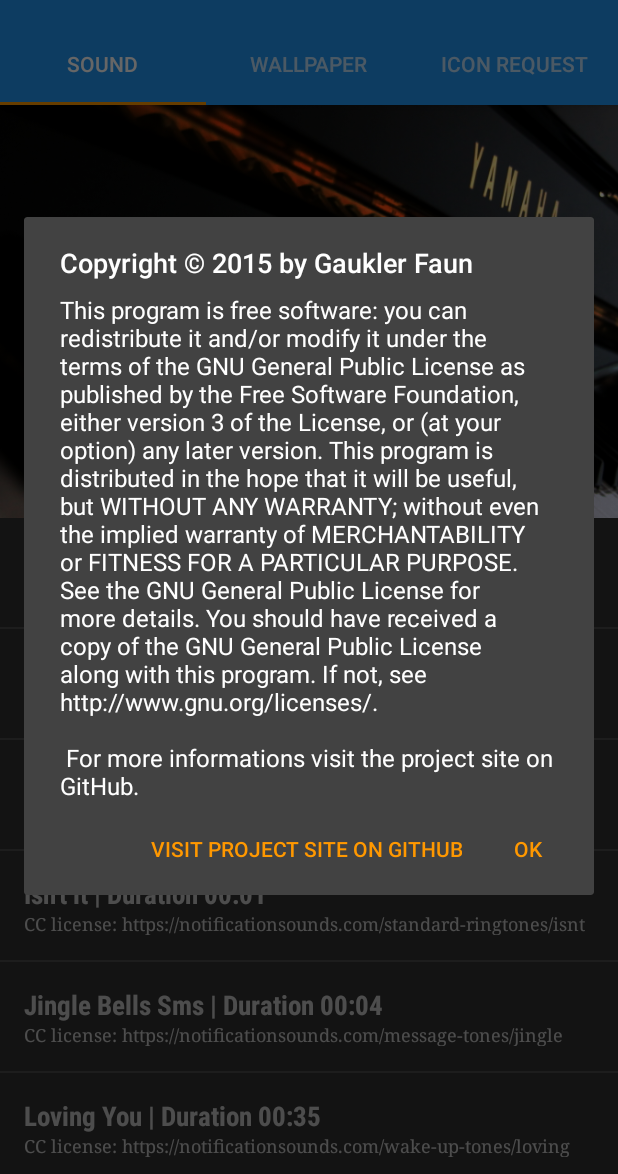
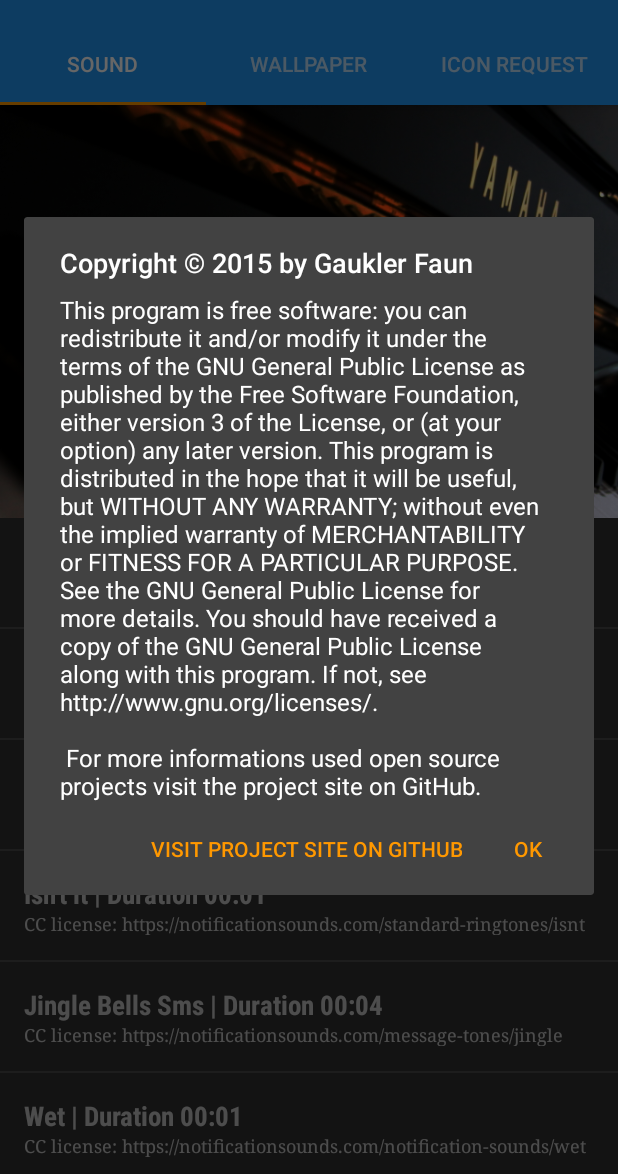
Before and after one commit to ejtejada/Blue-Minimal, an Android app: the screen it shows after launch (Screen_Main), in the options menu, after a tap on "License", on a phone screen of 412 x 824 dp, the part 62-1236 px from its top. Run offline under Robolectric (Android 15) with nearby library versions, the phone set to English and light mode, and no system bars.

Commit message:
added help dialogs, new sounds

```diff
--- a/theme/src/main/java/de/baumann/thema/FragmentSound.java
+++ b/theme/src/main/java/de/baumann/thema/FragmentSound.java
@@ -11,14 +11,27 @@ import android.os.Environment;
 import android.provider.Settings;
 import android.support.design.widget.Snackbar;
 import android.support.v4.app.Fragment;
+import android.text.Html;
+import android.text.SpannableString;
+import android.text.util.Linkify;
+import android.util.Log;
 import android.view.LayoutInflater;
 import android.view.Menu;
+import android.view.MenuItem;
 import android.view.View;
 import android.view.ViewGroup;
 import android.widget.AdapterView;
 import android.widget.ListView;
 
 import java.io.File;
+import java.io.FileInputStream;
+import java.io.FileOutputStream;
+import java.io.FilterInputStream;
+import java.io.InputStream;
+import java.io.OutputStream;
+import java.util.Timer;
+import java.util.TimerTask;
+
 import de.baumann.thema.helpers.CustomListAdapter;
 
 
@@ -53,40 +66,42 @@ public class FragmentSound extends Fragment {
         }
 
         final String[] itemTITLE ={
-                "What friends are for" + " | " + getString(R.string.duration) + " 00:05",
-                "Ouverture - Hymne" + " | " + getString(R.string.duration) + " 01:49",
+                "Ouverture - Hymne" + " (Steven Testelin)" + " | " + getString(R.string.duration) + " 01:49",
                 "Canon and Gigue in D major" + " | " + getString(R.string.duration) + "  00:45",
+                "Epic" + " (Alexey Anisimov)" + " | " + getString(R.string.duration) + "  01:53",
                 "Isn't it" + " | " + getString(R.string.duration) + " 00:01",
                 "Jingle Bells Sms" + " | " + getString(R.string.duration) + " 00:04",
-                "Loving You" + " | " + getString(R.string.duration) + " 00:35",
-                "Good Morning" + " | " + getString(R.string.duration) + " 00:07",
-                "Oringz w442" + " | " + getString(R.string.duration) + "  00:08",
+                "Wet" + " | " + getString(R.string.duration) + " 00:01",
         };
 
         final String[] itemURL ={
-                Environment.getExternalStorageDirectory()  + "/Android/data/de.baumann.thema/what_friends_are_for.mp3",
                 Environment.getExternalStorageDirectory()  + "/Android/data/de.baumann.thema/hymne.mp3",
                 Environment.getExternalStorageDirectory()  + "/Android/data/de.baumann.thema/canon.mp3",
+                Environment.getExternalStorageDirectory()  + "/Android/data/de.baumann.thema/epic.mp3",
                 Environment.getExternalStorageDirectory()  + "/Android/data/de.baumann.thema/isnt_it.mp3",
                 Environment.getExternalStorageDirectory()  + "/Android/data/de.baumann.thema/jingle_bells_sms.mp3",
-                Environment.getExternalStorageDirectory()  + "/Android/data/de.baumann.thema/loving_you.mp3",
-                Environment.getExternalStorageDirectory()  + "/Android/data/de.baumann.thema/good_morning.mp3",
-                Environment.getExternalStorageDirectory()  + "/Android/data/de.baumann.thema/oringz_w442.mp3",
+                Environment.getExternalStorageDirectory()  + "/Android/data/de.baumann.thema/wet.mp3",
         };
 
-        final String[] itemDES ={
-                "CC license: https://notificationsounds.com/wake-up-tones/what-friends-are-for-507",
-                "CC license: https://www.jamendo.com/track/1004091/ouverture-hymne?language=fr",
+        final String[] itemDES ={"CC license: https://www.jamendo.com/track/1004091/ouverture-hymne",
                 "CC license: https://musopen.org/music/2672/johann-pachelbel/canon-and-gigue-in-d-major/",
+                "CC license: https://www.jamendo.com/track/1344095/epic",
                 "CC license: https://notificationsounds.com/standard-ringtones/isnt-it-524",
                 "CC license: https://notificationsounds.com/message-tones/jingle-bells-sms-523",
-                "CC license: https://notificationsounds.com/wake-up-tones/loving-you-509",
-                "CC license: https://notificationsounds.com/wake-up-tones/good-morning-502",
-                "CC license: https://notificationsounds.com/message-tones/oringz-w442-357",
+                "CC license: https://notificationsounds.com/notification-sounds/wet-431",
+        };
+
+        final String[] itemFN ={
+                "hymne.mp3",
+                "canon.mp3",
+                "epic.mp3",
+                "isnt_it.mp3",
+                "jingle_bells_sms.mp3",
+                "wet.mp3",
         };
 
 
-        CustomListAdapter adapter=new CustomListAdapter(getActivity(), itemTITLE, itemURL, itemDES);
+        CustomListAdapter adapter=new CustomListAdapter(getActivity(), itemTITLE, itemURL, itemDES, itemDES);
         listView = (ListView)rootView.findViewById(R.id.bookmarks);
         listView.setAdapter(adapter);
 
@@ -96,8 +111,16 @@ public class FragmentSound extends Fragment {
             public void onItemClick(AdapterView<?> parent, View view, int position, long id) {
                 // TODO Auto-generated method stub
                 String Selecteditem= itemURL[+position];
-                MediaPlayer mp = MediaPlayer.create(getActivity(), Uri.parse(Selecteditem));
+                final MediaPlayer mp = MediaPlayer.create(getActivity(), Uri.parse(Selecteditem));
                 mp.start();
+
+                Timer timer = new Timer();
+                timer.schedule(new TimerTask() {
+                    @Override
+                    public void run() {
+                        mp.stop();
+                    }
+                }, 5000);
             }
         });
 
@@ -105,7 +128,9 @@ public class FragmentSound extends Fragment {
             public boolean onItemLongClick(AdapterView<?> parent, View view, int position, long id) {
 
                 final String Selecteditem= itemURL[+position];
-                final CharSequence[] options = {getString(R.string.set_ringtone), getString(R.string.set_notification), getString(R.string.set_alarm)};
+                final String SelecteditemTitle= itemFN[+position];
+                final CharSequence[] options = {getString(R.string.set_ringtone), getString(R.string.set_notification),
+                        getString(R.string.set_alarm), getString(R.string.play)};
 
                 new AlertDialog.Builder(getActivity())
                         .setItems(options, new DialogInterface.OnClickListener() {
@@ -135,15 +160,32 @@ public class FragmentSound extends Fragment {
                                     Snackbar.make(listView, getString(R.string.set_notification_suc), Snackbar.LENGTH_LONG).show();
 
                                 } else if (options[item].equals (getString(R.string.set_alarm))) {
-                                    File k = new File(Selecteditem);
-                                    Uri newUri = Uri.fromFile(k);
+                                    try {
 
-                                    RingtoneManager.setActualDefaultRingtoneUri(
-                                            getActivity(),
-                                            RingtoneManager.TYPE_ALARM,
-                                            newUri
-                                    );
+                                        InputStream in;
+                                        OutputStream out;
+                                        in = new FileInputStream(Selecteditem);
+                                        out = new FileOutputStream(Environment.getExternalStorageDirectory()  + "/Alarms/" + SelecteditemTitle + ".mp3");
+
+                                        byte[] buffer = new byte[1024];
+                                        int read;
+                                        while ((read = in.read(buffer)) != -1) {
+                                            out.write(buffer, 0, read);
+                                        }
+                                        in.close();
+
+                                        // write the output file
+                                        out.flush();
+                                        out.close();
+                                    } catch (Exception e) {
+                                        Log.e("tag", e.getMessage());
+                                    }
+
                                     Snackbar.make(listView, getString(R.string.set_alarm_suc), Snackbar.LENGTH_LONG).show();
+
+                                } else if (options[item].equals (getString(R.string.play))) {
+                                    final MediaPlayer mp = MediaPlayer.create(getActivity(), Uri.parse(Selecteditem));
+                                    mp.start();
                                 }
                             }
                         }).show();
@@ -161,5 +203,22 @@ public class FragmentSound extends Fragment {
         menu.findItem(R.id.color).setVisible(false);
     }
 
+    @Override
+    public boolean onOptionsItemSelected(MenuItem item) {
 
+        switch (item.getItemId()) {
+            case R.id.help:
+
+                final SpannableString s = new SpannableString(Html.fromHtml(getString(R.string.help_sound)));
+                Linkify.addLinks(s, Linkify.WEB_URLS);
+
+                final AlertDialog.Builder dialog = new AlertDialog.Builder(getActivity())
+                        .setTitle(R.string.sound)
+                        .setMessage(s)
+                        .setPositiveButton(getString(R.string.yes), null);
+                dialog.show();
+                return true;
+        }
+        return super.onOptionsItemSelected(item);
+    }
 }
--- a/theme/src/main/java/de/baumann/thema/Screen_Main.java
+++ b/theme/src/main/java/de/baumann/thema/Screen_Main.java
@@ -1,7 +1,6 @@
 package de.baumann.thema;
 
 import android.Manifest;
-import android.app.Activity;
 import android.app.AlertDialog;
 import android.content.DialogInterface;
 import android.content.Intent;
@@ -9,7 +8,6 @@ import android.content.pm.PackageManager;
 import android.net.Uri;
 import android.os.Bundle;
 import android.os.Environment;
-import android.provider.Settings;
 import android.support.design.widget.FloatingActionButton;
 import android.support.design.widget.TabLayout;
 import android.support.v4.app.Fragment;
@@ -26,13 +24,13 @@ import android.view.View;
 import android.view.WindowManager;
 
 import java.io.File;
-import java.io.FileInputStream;
 import java.io.FileOutputStream;
 import java.io.InputStream;
 import java.io.OutputStream;
 import java.util.ArrayList;
 import java.util.List;
 
+@SuppressWarnings("ResultOfMethodCallIgnored")
 public class Screen_Main extends AppCompatActivity {
 
     final private int REQUEST_CODE_ASK_PERMISSIONS = 123;
@@ -90,25 +88,9 @@ public class Screen_Main extends AppCompatActivity {
             directory.mkdirs();
         }
 
-        try {
-
-            InputStream in;
-            OutputStream out;
-            in = getResources().openRawResource(R.raw.what_friends_are_for);
-            out = new FileOutputStream(Environment.getExternalStorageDirectory()  + "/Android/data/de.baumann.thema/what_friends_are_for.mp3");
-
-            byte[] buffer = new byte[1024];
-            int read;
-            while ((read = in.read(buffer)) != -1) {
-                out.write(buffer, 0, read);
-            }
-            in.close();
-
-            // write the output file
-            out.flush();
-            out.close();
-        } catch (Exception e) {
-            Log.e("tag", e.getMessage());
+        File directory_al = new File(Environment.getExternalStorageDirectory()  + "/Alarms/");
+        if (!directory_al.exists()) {
+            directory_al.mkdirs();
         }
 
         try {
@@ -157,69 +139,6 @@ public class Screen_Main extends AppCompatActivity {
 
             InputStream in;
             OutputStream out;
-            in = getResources().openRawResource(R.raw.loving_you);
-            out = new FileOutputStream(Environment.getExternalStorageDirectory()  + "/Android/data/de.baumann.thema/loving_you.mp3");
-
-            byte[] buffer = new byte[1024];
-            int read;
-            while ((read = in.read(buffer)) != -1) {
-                out.write(buffer, 0, read);
-            }
-            in.close();
-
-            // write the output file
-            out.flush();
-            out.close();
-        } catch (Exception e) {
-            Log.e("tag", e.getMessage());
-        }
-
-        try {
-
-            InputStream in;
-            OutputStream out;
-            in = getResources().openRawResource(R.raw.good_morning);
-            out = new FileOutputStream(Environment.getExternalStorageDirectory()  + "/Android/data/de.baumann.thema/good_morning.mp3");
-
-            byte[] buffer = new byte[1024];
-            int read;
-            while ((read = in.read(buffer)) != -1) {
-                out.write(buffer, 0, read);
-            }
-            in.close();
-
-            // write the output file
-            out.flush();
-            out.close();
-        } catch (Exception e) {
-            Log.e("tag", e.getMessage());
-        }
-
-        try {
-
-            InputStream in;
-            OutputStream out;
-            in = getResources().openRawResource(R.raw.oringz_w442);
-            out = new FileOutputStream(Environment.getExternalStorageDirectory()  + "/Android/data/de.baumann.thema/oringz_w442.mp3");
-
-            byte[] buffer = new byte[1024];
-            int read;
-            while ((read = in.read(buffer)) != -1) {
-                out.write(buffer, 0, read);
-            }
-            in.close();
-
-            // write the output file
-            out.flush();
-            out.close();
-        } catch (Exception e) {
-            Log.e("tag", e.getMessage());
-        }
-
-        try {
-
-            InputStream in;
-            OutputStream out;
             in = getResources().openRawResource(R.raw.hymne);
             out = new FileOutputStream(Environment.getExternalStorageDirectory()  + "/Android/data/de.baumann.thema/hymne.mp3");
 
@@ -241,8 +160,50 @@ public class Screen_Main extends AppCompatActivity {
 
             InputStream in;
             OutputStream out;
+            in = getResources().openRawResource(R.raw.epic);
+            out = new FileOutputStream(Environment.getExternalStorageDirectory()  + "/Android/data/de.baumann.thema/epic.mp3");
+
+            byte[] buffer = new byte[1024];
+            int read;
+            while ((read = in.read(buffer)) != -1) {
+                out.write(buffer, 0, read);
+            }
+            in.close();
+
+            // write the output file
+            out.flush();
+            out.close();
+        } catch (Exception e) {
+            Log.e("tag", e.getMessage());
+        }
+
+        try {
+
+            InputStream in;
+            OutputStream out;
             in = getResources().openRawResource(R.raw.canon);
             out = new FileOutputStream(Environment.getExternalStorageDirectory()  + "/Android/data/de.baumann.thema/canon.mp3");
+
+            byte[] buffer = new byte[1024];
+            int read;
+            while ((read = in.read(buffer)) != -1) {
+                out.write(buffer, 0, read);
+            }
+            in.close();
+
+            // write the output file
+            out.flush();
+            out.close();
+        } catch (Exception e) {
+            Log.e("tag", e.getMessage());
+        }
+
+        try {
+
+            InputStream in;
+            OutputStream out;
+            in = getResources().openRawResource(R.raw.wet);
+            out = new FileOutputStream(Environment.getExternalStorageDirectory()  + "/Android/data/de.baumann.thema/wet.mp3");
 
             byte[] buffer = new byte[1024];
             int read;
--- a/theme/src/main/java/de/baumann/thema/helpers/CustomListAdapter.java
+++ b/theme/src/main/java/de/baumann/thema/helpers/CustomListAdapter.java
@@ -17,14 +17,16 @@ public class CustomListAdapter extends ArrayAdapter<String> {
     private final String[] itemTITLE;
     private final String[] itemURL;
     private final String[] itemDES;
+    private final String[] itemFN;
 
-    public CustomListAdapter(Activity context, String[] itemTITLE, String[] itemURL, String[] itemDES) {
+    public CustomListAdapter(Activity context, String[] itemTITLE, String[] itemURL, String[] itemDES, String[] itemFN) {
         super(context, R.layout.sound_item_list, itemTITLE);
 
         this.context=context;
         this.itemTITLE=itemTITLE;
         this.itemURL=itemURL;
         this.itemDES=itemDES;
+        this.itemFN=itemFN;
     }
 
     public View getView(int position,View rowView,ViewGroup parent) {
--- a/theme/src/main/res/layout/sound_item_list.xml
+++ b/theme/src/main/res/layout/sound_item_list.xml
@@ -1,5 +1,6 @@
 <?xml version="1.0" encoding="utf-8"?>
 <LinearLayout xmlns:android="http://schemas.android.com/apk/res/android"
+    xmlns:tools="http://schemas.android.com/tools"
     android:layout_width="match_parent"
     android:layout_height="match_parent"
     android:orientation="horizontal" >
@@ -7,7 +8,8 @@
 
     <LinearLayout android:layout_width="wrap_content"
         android:layout_height="wrap_content"
-        android:orientation="vertical">
+        android:orientation="vertical"
+        tools:ignore="UselessParent">
 
         <TextView
             android:id="@+id/textView_title"
--- a/theme/src/main/res/menu/menu_main.xml
+++ b/theme/src/main/res/menu/menu_main.xml
@@ -10,6 +10,11 @@
         app:showAsAction="ifRoom" />
 
     <item
+        android:id="@+id/help"
+        android:title="@string/menu_help"
+        app:showAsAction="never" />
+
+    <item
         android:id="@+id/license"
         android:title="@string/menu_license"
         app:showAsAction="never" />
--- a/theme/src/main/res/values-w820dp/dimens.xml
+++ /dev/null
@@ -1,6 +0,0 @@
-<resources>
-    <!-- Example customization of dimensions originally defined in res/values/dimens.xml
-         (such as screen margins) for screens with more than 820dp of available width. This
-         would include 7" and 10" devices in landscape (~960dp and ~1280dp respectively). -->
-    <dimen name="materialcolorpicker__activity_horizontal_margin">64dp</dimen>
-</resources>
--- a/theme/src/main/res/values/strings.xml
+++ b/theme/src/main/res/values/strings.xml
@@ -24,7 +24,7 @@
     <string name="title_app" translatable="false">Blue Minimal</string>
     <string name="permissions">You must grant \"Access Storage Permission\" to make icon requests. After that you should
         completely close the app or restart the phone. If you don\'t permit the storage access but want to use the
-        screenshot function at a later time, you can grant the permission later. Please open then: systemsettings - apps -
+        function at a later time, you can grant the permission later. Please open then: systemsettings - apps -
         weather. In the permissions section you can grant the \"write storage permission\".</string>
 
     <string name="permissions_2">You must grant \"Write settings\" to change sounds like the default ringtone. Please search in the
@@ -54,6 +54,7 @@
 
     <string name="menu_license">License</string>
     <string name="menu_color">Color as wallpaper</string>
+    <string name="menu_help">Help</string>
 
 
     //Icon request
@@ -76,10 +77,11 @@
 
     <string name="duration">Duration</string>
     <string name="sound">Sound</string>
+    <string name="play">Play whole track</string>
 
     <string name="set_notification_suc">Successfully set as notification.</string>
     <string name="set_ringtone_suc">Successfully set as ringtone.</string>
-    <string name="set_alarm_suc">Successfully set as alarm.</string>
+    <string name="set_alarm_suc">Successfully copied in \"alarms folder\".</string>
 
     <!-- Just leave this in here. If someone is clever enough to decompile the app he can see this -->
 
@@ -102,9 +104,22 @@
         You should have received a copy of the GNU General Public License
         along with this program.  If not, see http://www.gnu.org/licenses/.\n\n
 
-        For more informations visit the project site on GitHub.</string>
+        For more informations used open source projects visit the project site on GitHub.</string>
 
     <string name="materialcolorpicker__errHex" >Hex Code Format incorrect</string>
-    <string name="materialcolorpicker__btnSelectColor">Select …</string>
+
+
+    // Help
+
+    <string name="help_sound">Click on a list entry to hear a five seconds preview of the sound. By long pressing you can open
+    a menu. There you can set the sound as ringtone, notification or alarm. You can also hear the whole track. If you
+    set an alarm tone, the tone will be copied in the \"alarms folder\". You must reboot your device an choose the wanted alarm tone
+    in the alarm settings.</string>
+
+    <string name="help_wallpaper">Here you can set a wallpaper. You can also set a color as wallpaper.
+        Just click the menu entry.</string>
+
+    <string name="help_request">Here you can create a ZIP-file with informations, concerning app icons you want to be
+    themed. Send the created ZIP-file to the developer of your theme.</string>
 
 </resources>
```
Also changed, not shown: theme/src/main/java/de/baumann/thema/FragmentRequest.java (+23 -3 lines), theme/src/main/java/de/baumann/thema/FragmentWallpaper.java (+16 -0 lines), 9 other files.
